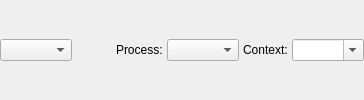
Qt form lib/ui/checkin_out/ui_fast_controls.ui (listyque/TACTIC-Handler) before a commit.
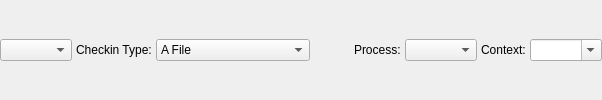
The same form after that commit.

```diff
--- a/lib/ui/checkin_out/ui_fast_controls.ui
+++ b/lib/ui/checkin_out/ui_fast_controls.ui
@@ -5,7 +5,7 @@
   <property name="windowTitle">
    <string>Form</string>
   </property>
-  <layout class="QHBoxLayout" name="fastControlsHorizontalLayout" stretch="0,1,0,1,0,1">
+  <layout class="QHBoxLayout" name="horizontalLayout" stretch="0,0,1,1,0,1,0,1">
    <property name="spacing">
     <number>4</number>
    </property>
@@ -15,6 +15,45 @@
    <item>
     <widget class="QComboBox" name="formatTypeComboBox"/>
    </item>
+   <item>
+    <widget class="QLabel" name="checkinTypeLabel">
+     <property name="text">
+      <string>Checkin Type:</string>
+     </property>
+     <property name="textFormat">
+      <enum>Qt::PlainText</enum>
+     </property>
+    </widget>
+   </item>
+   <item>
+    <widget class="QComboBox" name="checkinTypeComboBox">
+     <item>
+      <property name="text">
+       <string>A File</string>
+      </property>
+     </item>
+     <item>
+      <property name="text">
+       <string>A Sequence</string>
+      </property>
+     </item>
+     <item>
+      <property name="text">
+       <string>A Directory</string>
+      </property>
+     </item>
+     <item>
+      <property name="text">
+       <string>Miltiple Individual Files</string>
+      </property>
+     </item>
+     <item>
+      <property name="text">
+       <string>Work Area</string>
+      </property>
+     </item>
+    </widget>
+   </item>
    <item>
     <spacer name="horizontalSpacer_2">
      <property name="orientation">
```
